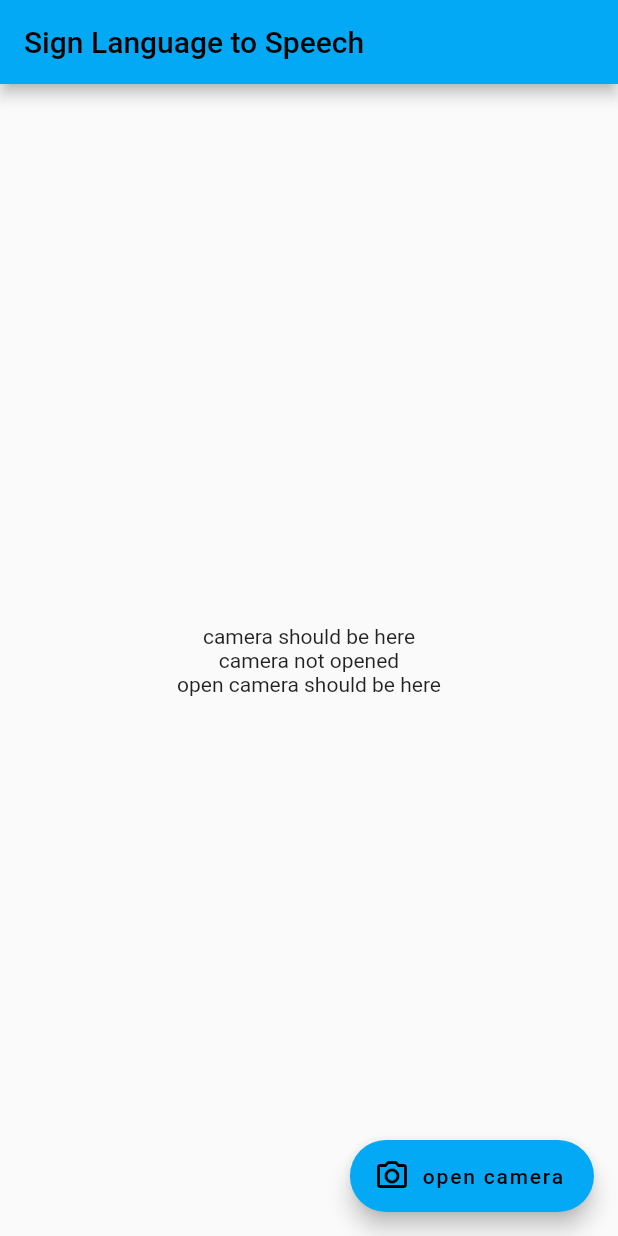
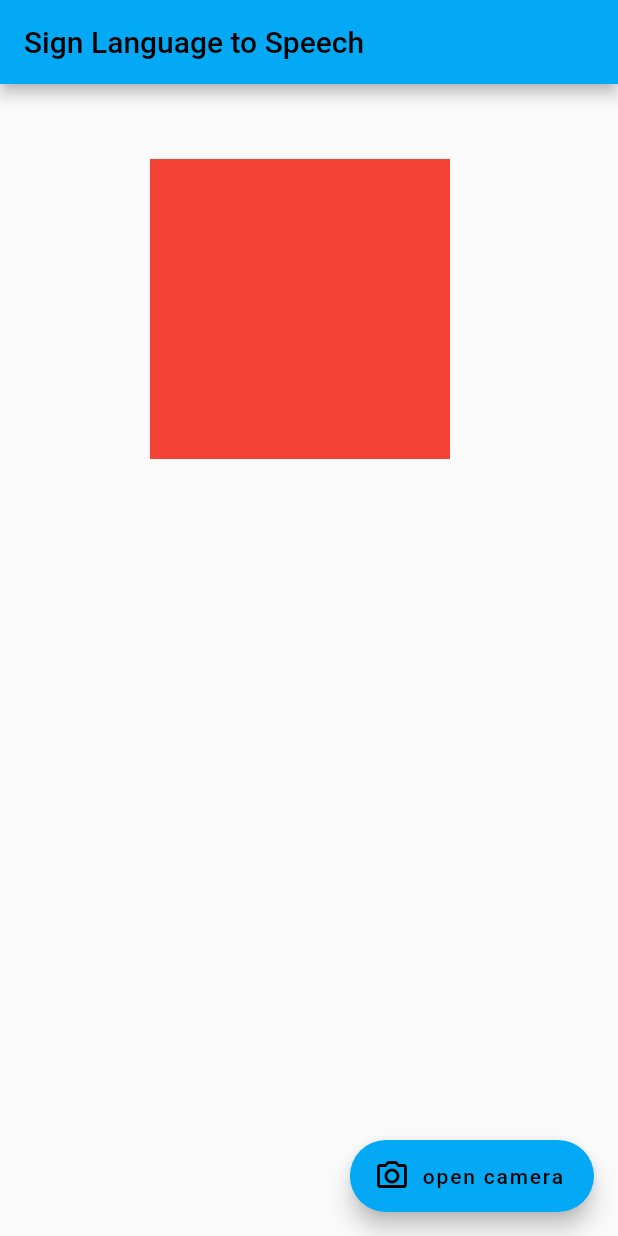
Before and after one commit to fazilsubair/sign_to_speech, a Flutter app: the screen it shows after launch, on a phone screen of 412 x 824 dp. Run offline on Flutter 3.47's test engine with Material 2 defaults, Android fonts, the light colour scheme and no system bars.

Commit message:
removed camera dependency try to add a square box in the center for the camera feed

```diff
--- a/lib/main.dart
+++ b/lib/main.dart
@@ -63,7 +63,6 @@ class _MyHomePageState extends State<MyHomePage> {
         }
       else
         {
-
           _counter='camera not opened';
         }
     });
@@ -83,32 +82,12 @@ class _MyHomePageState extends State<MyHomePage> {
         // the App.build method, and use it to set our appbar title.
         title: Text(widget.title),
       ),
-      body: Center(
-        // Center is a layout widget. It takes a single child and positions it
-        // in the middle of the parent.
-        child: Column(
-          // Column is also a layout widget. It takes a list of children and
-          // arranges them vertically. By default, it sizes itself to fit its
-          // children horizontally, and tries to be as tall as its parent.
-          //
-          // Invoke "debug painting" (press "p" in the console, choose the
-          // "Toggle Debug Paint" action from the Flutter Inspector in Android
-          // Studio, or the "Toggle Debug Paint" command in Visual Studio Code)
-          // to see the wireframe for each widget.
-          //
-          // Column has various properties to control how it sizes itself and
-          // how it positions its children. Here we use mainAxisAlignment to
-          // center the children vertically; the main axis here is the vertical
-          // axis because Columns are vertical (the cross axis would be
-          // horizontal).
-          mainAxisAlignment: MainAxisAlignment.center,
-          children: <Widget>[
-            const Text(
-              'camera should be here',
-            ),
-            Text('$_counter'),
-            Text('open camera should be here'),
-          ],
+      body:Padding(
+        padding: EdgeInsets.only(left: 100 ,top: 50),
+        child: Container(
+          width: 200,
+          height: 200,
+          color: Colors.red,
         ),
       ),
       floatingActionButton: FloatingActionButton.extended(
--- a/pubspec.yaml
+++ b/pubspec.yaml
@@ -27,7 +27,7 @@ environment:
 # the latest version available on pub.dev. To see which dependencies have newer
 # versions available, run `flutter pub outdated`.
 dependencies:
-  camera:
+
   flutter:
     sdk: flutter
 
```
Also changed, not shown: pubspec.lock.
